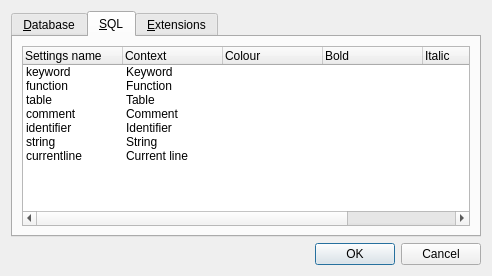
The window that src/PreferencesDialog.ui (sqlitebrowser/sqlitebrowser) describes before a commit, drawn with Qt 5.
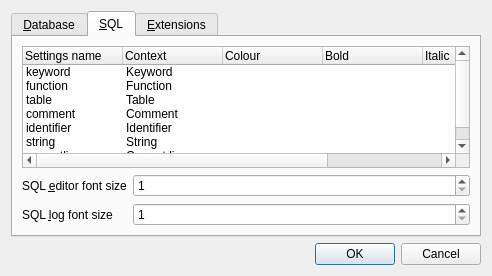
The same window after the commit. The open tabs and pages were chosen to show the change. Icons and pictures are not drawn.

Commit message:
PreferencesDialog: New settings for font size of SQL editor and log
Add two new settings to allow changing the font size inside the SQL log
and the SQL editor.

Increase the default font size from 8 to 9 - better a bit too big on
some systems than too small on others.

Also do some restructuring in the MainWindow to avoid duplicate code to
reload settings.

Patch:
```diff
--- a/src/PreferencesDialog.ui
+++ b/src/PreferencesDialog.ui
@@ -128,8 +128,8 @@
       <attribute name="title">
        <string>&amp;SQL</string>
       </attribute>
-      <layout class="QGridLayout" name="gridLayout">
-       <item row="0" column="0">
+      <layout class="QVBoxLayout" name="verticalLayout_4">
+       <item>
         <widget class="QTreeWidget" name="treeSyntaxHighlighting">
          <property name="showDropIndicator" stdset="0">
           <bool>false</bool>
@@ -285,6 +285,44 @@
          </item>
         </widget>
        </item>
+       <item>
+        <layout class="QFormLayout" name="formLayout_2">
+         <item row="0" column="0">
+          <widget class="QLabel" name="label_6">
+           <property name="text">
+            <string>SQL &amp;editor font size</string>
+           </property>
+           <property name="buddy">
+            <cstring>spinEditorFontSize</cstring>
+           </property>
+          </widget>
+         </item>
+         <item row="0" column="1">
+          <widget class="QSpinBox" name="spinEditorFontSize">
+           <property name="minimum">
+            <number>1</number>
+           </property>
+          </widget>
+         </item>
+         <item row="1" column="1">
+          <widget class="QSpinBox" name="spinLogFontSize">
+           <property name="minimum">
+            <number>1</number>
+           </property>
+          </widget>
+         </item>
+         <item row="1" column="0">
+          <widget class="QLabel" name="label_7">
+           <property name="text">
+            <string>SQL &amp;log font size</string>
+           </property>
+           <property name="buddy">
+            <cstring>spinLogFontSize</cstring>
+           </property>
+          </widget>
+         </item>
+        </layout>
+       </item>
       </layout>
      </widget>
      <widget class="QWidget" name="tab_3">
```
Left out of the diff: 5 changed lines with no effect on the pictures. The commit also changes 5 other files.
